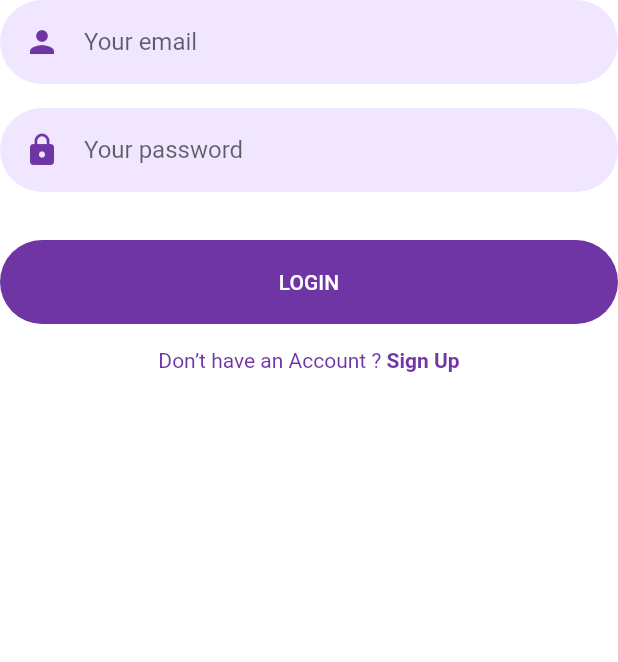
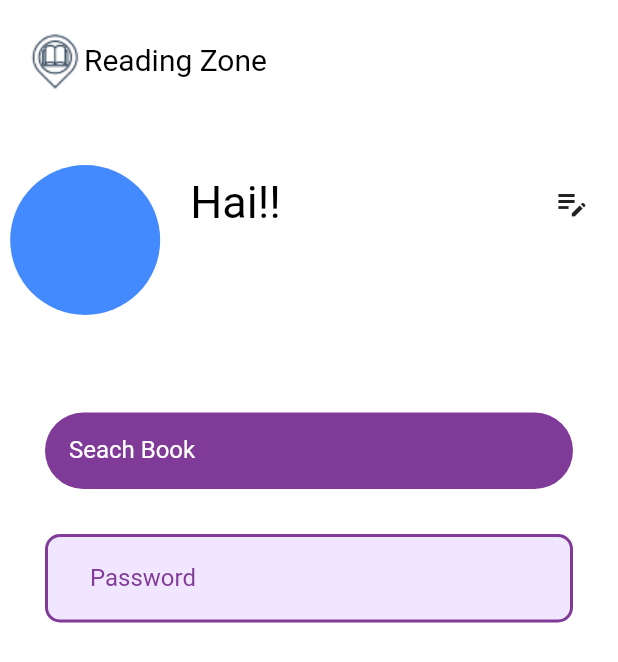
Before and after one commit to irayshi/Project_PerpustakaanApp, a Flutter app: the LoginForm widget shown alone on an empty page, opened directly, after a tap on "LOGIN", on a phone screen of 412 x 824 dp. Shown: the top 662 px of the screen. Run offline on Flutter 3.47's test engine with Material 2 defaults, Android fonts, the light colour scheme and no system bars; our stand-ins replace firebase_core, flutter_svg; accounts and stored records are empty.

Commit message:
‘update2

```diff
--- /dev/null
+++ b/lib/Screens/Dashboard/home_screen.dart
@@ -0,0 +1,117 @@
+import 'package:flutter/material.dart';
+import '../Login/login_screen.dart';
+
+class MyHomePage extends StatefulWidget {
+  MyHomePage({Key? key}) : super(key: key);
+
+  @override
+  _MyHomePageState createState() => _MyHomePageState();
+}
+
+class _MyHomePageState extends State<MyHomePage> {
+  @override
+  Widget build(BuildContext context) {
+    return Scaffold(
+      body: ListView(
+        children: [
+          Container(
+            margin: EdgeInsets.only(top: 20, left: 20),
+            child: Row(
+              children: [
+                Image.asset("assets/images/logo_1.png"),
+                Text(
+                  'Reading Zone',
+                  style: TextStyle(
+                    color: Colors.black,
+                    fontWeight: FontWeight.normal,
+                    fontSize: 20,
+                  ),
+                )
+              ],
+            ),
+          ),
+          SizedBox(
+            height: 50,
+          ),
+
+          // Avatar widget
+          Row(
+            mainAxisAlignment: MainAxisAlignment.center,
+            children: [
+              Container(
+                // padding: EdgeInsets.only(right: 100),
+                child: CircleAvatar(
+                  backgroundColor: Colors.blueAccent,
+                  radius: 50,
+                ),
+              ),
+              Container(
+                padding: EdgeInsets.only(bottom: 50, right: 170, left: 20),
+                child: Text(
+                  "Hai!!",
+                  style: TextStyle(fontSize: 30, color: Colors.black),
+                ),
+              ),
+              Container(
+                padding: EdgeInsets.only(bottom: 50),
+                child: IconButton(
+                    onPressed: () {}, icon: Icon(Icons.edit_note_outlined)),
+              )
+            ],
+          ),
+          SizedBox(
+            height: 50,
+          ),
+
+          // TextFormField Search
+          Container(
+            width: 350,
+            padding: EdgeInsets.symmetric(horizontal: 30, vertical: 15),
+            decoration: BoxDecoration(borderRadius: BorderRadius.circular(30)),
+            child: TextFormField(
+              keyboardType: TextInputType.text,
+              decoration: InputDecoration(
+                  fillColor: Color.fromARGB(255, 128, 59, 152),
+                  labelText: ('Seach Book'),
+                  labelStyle:
+                      TextStyle(color: Color.fromARGB(255, 255, 255, 255))),
+              cursorColor: Color.fromARGB(255, 255, 255, 255),
+            ),
+          ),
+
+          SizedBox(
+            width: 350,
+            child: Material(
+              child: Container(
+                padding: EdgeInsets.symmetric(horizontal: 30, vertical: 15),
+                child: TextFormField(
+                  keyboardType: TextInputType.text,
+                  cursorColor: const Color.fromARGB(255, 128, 59, 152),
+                  decoration: InputDecoration(
+                    enabledBorder: OutlineInputBorder(
+                      borderSide: const BorderSide(
+                          color: Color.fromARGB(255, 128, 59, 152), width: 2.0),
+                      borderRadius: BorderRadius.circular(10.0),
+                    ),
+                    contentPadding: const EdgeInsets.only(
+                        left: 30.0, top: 20.0, bottom: 20.0),
+                    focusedBorder: OutlineInputBorder(
+                      borderSide: const BorderSide(
+                          color: Color.fromARGB(255, 128, 59, 152), width: 2.0),
+                      borderRadius: BorderRadius.circular(10.0),
+                    ),
+                    labelText: ('Password'),
+                    labelStyle: const TextStyle(
+                      color: Color.fromARGB(255, 128, 59, 152),
+                    ),
+                  ),
+                ),
+              ),
+              color: Color.fromARGB(255, 255, 255, 255),
+            ),
+          ),
+        ],
+      ),
+    );
+  }
+}
--- a/lib/Screens/Login/components/login_form.dart
+++ b/lib/Screens/Login/components/login_form.dart
@@ -1,4 +1,5 @@
 import 'package:flutter/material.dart';
+import '../../../Screens/Dashboard/home_screen.dart';
 
 import '../../../components/already_have_an_account_acheck.dart';
 import '../../../constants.dart';
@@ -46,7 +47,16 @@ class LoginForm extends StatelessWidget {
           Hero(
             tag: "login_btn",
             child: ElevatedButton(
-              onPressed: () {},
+              onPressed: () {
+                Navigator.push(
+                  context,
+                  MaterialPageRoute(
+                    builder: (context) {
+                      return MyHomePage();
+                    },
+                  ),
+                );
+              },
               child: Text(
                 "Login".toUpperCase(),
               ),
--- a/lib/main.dart
+++ b/lib/main.dart
@@ -1,6 +1,7 @@
 import 'package:flutter/material.dart';
 import 'package:flutter_auth/Screens/Welcome/welcome_screen.dart';
 import 'package:flutter_auth/constants.dart';
+import 'package:flutter_auth/route.dart';
 
 void main() => runApp(const MyApp());
 
@@ -13,6 +14,7 @@ class MyApp extends StatelessWidget {
     return MaterialApp(
       debugShowCheckedModeBanner: false,
       title: 'Perpustakaan',
+      // onGenerateRoute: RouteGenerator.generateRoute,
       theme: ThemeData(
           primaryColor: kPrimaryColor,
           scaffoldBackgroundColor: Colors.white,
--- a/pubspec.yaml
+++ b/pubspec.yaml
@@ -25,13 +25,11 @@ dependencies:
   cupertino_icons: ^1.0.5
   flutter_svg: ^1.1.0
   firebase_core: ^2.11.0
+  google_fonts: ^4.0.4
 
 dev_dependencies:
   flutter_test:
     sdk: flutter
-
-  flutter_lints: ^2.0.1
-
 # For information on the generic Dart part of this file, see the
 # following page: https://dart.dev/tools/pub/pubspec
 
```
Also changed, not shown: lib/route.dart (added, +27 -0 lines), assets/images/logo_1.png (added), pubspec.lock, 6 other files.
